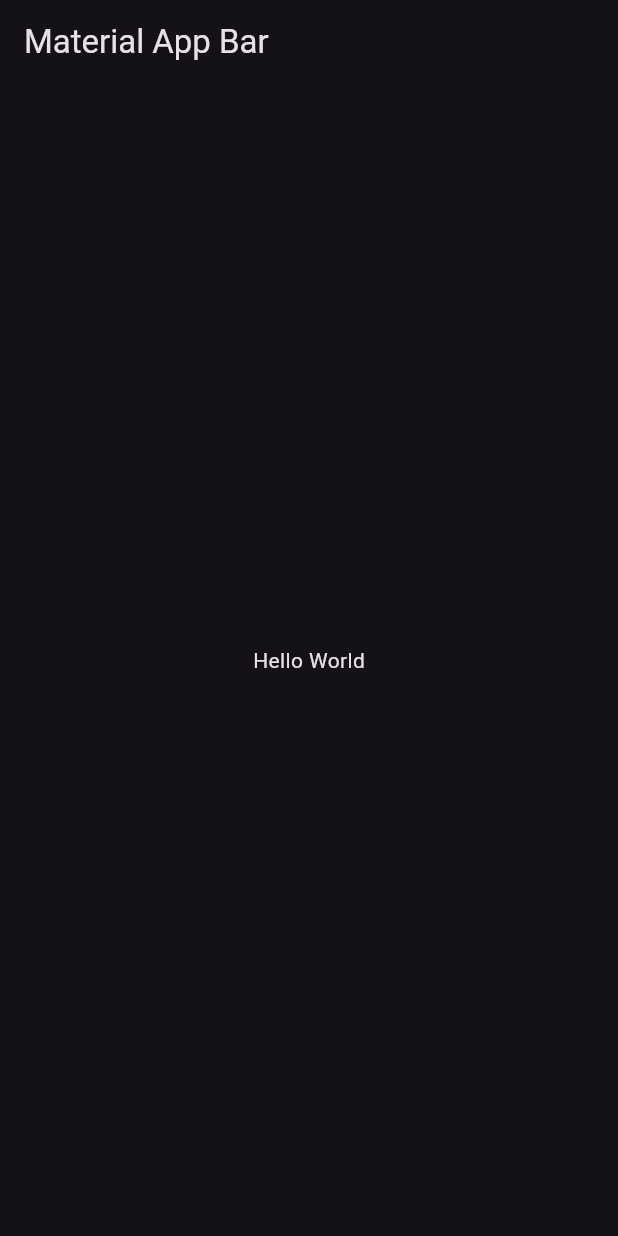
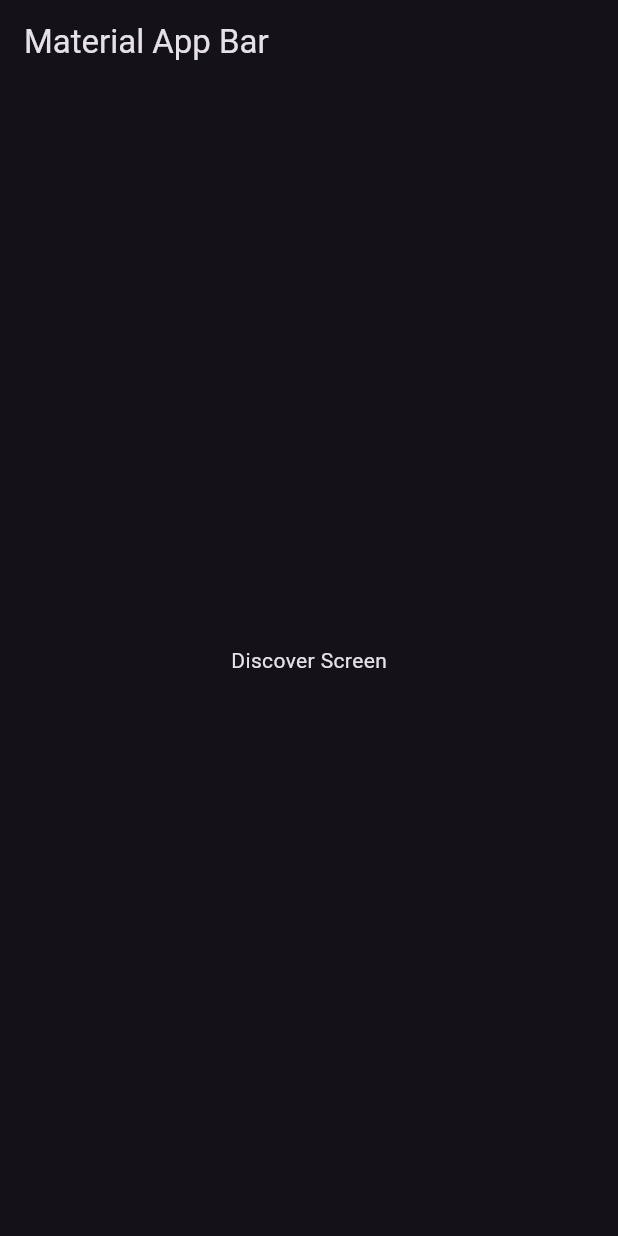
Before and after one commit to jorchev/flutter, a Flutter app: the screen it shows after launch, on a phone screen of 412 x 824 dp. Run offline on Flutter 3.47's test engine with Material 3 defaults, Android fonts, the phone set to English and light mode, and no system bars; our stand-ins replace dio.

```diff
--- a/toktik/lib/main.dart
+++ b/toktik/lib/main.dart
@@ -1,5 +1,6 @@
 import 'package:flutter/material.dart';
 import 'package:toktik/config/theme/app_theme.dart';
+import 'package:toktik/presentation/screens/discover/discover_screen.dart';
 
 void main() => runApp(const MyApp());
 
@@ -17,7 +18,7 @@ class MyApp extends StatelessWidget {
           title: const Text('Material App Bar'),
         ),
         body: const Center(
-          child: Text('Hello World'),
+          child: DiscoverScreen(),
         ),
       ),
     );
--- /dev/null
+++ b/toktik/lib/presentation/screens/discover/discover_screen.dart
@@ -0,0 +1,14 @@
+import 'package:flutter/material.dart';
+
+class DiscoverScreen extends StatelessWidget {
+  const DiscoverScreen({super.key});
+
+  @override
+  Widget build(BuildContext context) {
+    return const Scaffold(
+      body: Center(
+        child: Text('Discover Screen'),
+      ),
+    );
+  }
+}
--- a/toktik/pubspec.yaml
+++ b/toktik/pubspec.yaml
@@ -35,6 +35,7 @@ dependencies:
   # The following adds the Cupertino Icons font to your application.
   # Use with the CupertinoIcons class for iOS style icons.
   cupertino_icons: ^1.0.2
+  provider: ^6.1.2
 
 dev_dependencies:
   flutter_test:
```
Also changed, not shown: toktik/lib/presentation/providers/discover_provider.dart (added, +15 -0 lines), toktik/pubspec.lock.
